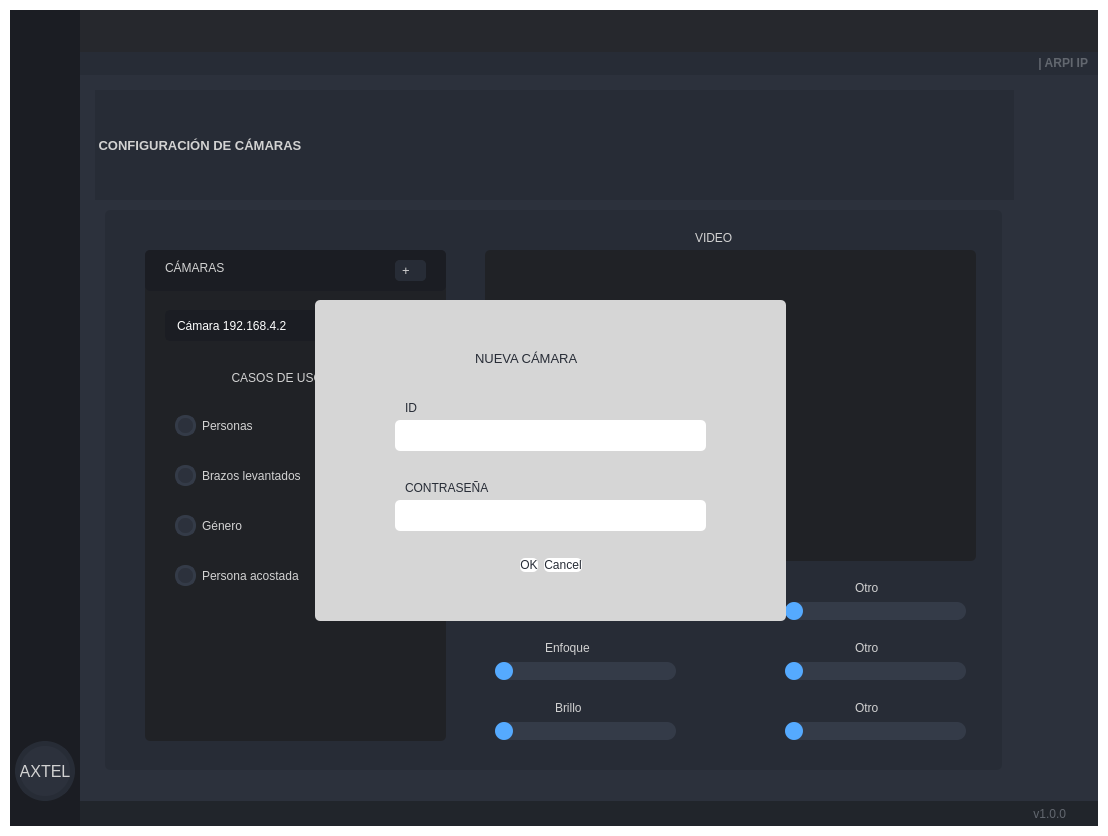
Before: the Qt Designer form interfaz_ARPIIP.ui in AxtelLabs/interfaz_ARPIIP, drawn with Qt 5.
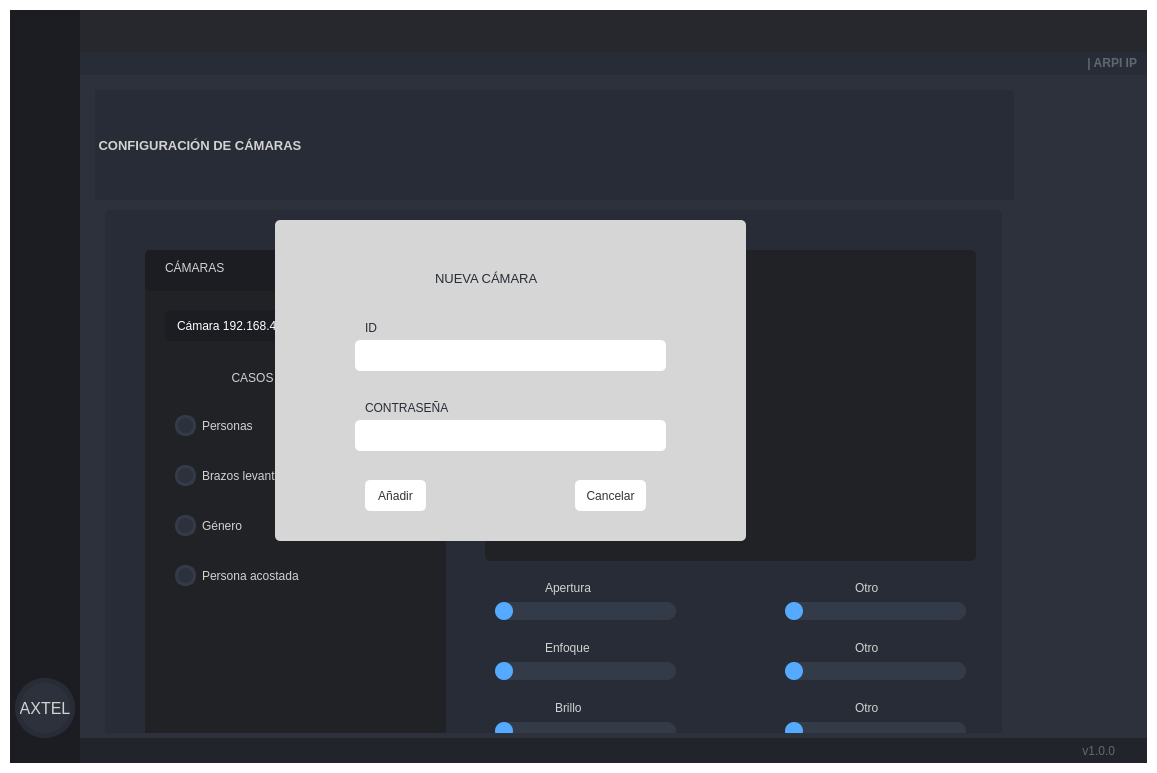
After: the same form once the commit is applied. The open tabs and pages were chosen to show the change. Icons and pictures are not drawn.

```diff
--- a/interfaz_ARPIIP.ui
+++ b/interfaz_ARPIIP.ui
@@ -7,8 +7,8 @@
    <rect>
     <x>0</x>
     <y>0</y>
-    <width>1108</width>
-    <height>836</height>
+    <width>1157</width>
+    <height>773</height>
    </rect>
   </property>
   <property name="minimumSize">
@@ -2522,25 +2522,17 @@
                        <property name="frameShadow">
                         <enum>QFrame::Raised</enum>
                        </property>
-                       <widget class="QLabel" name="label_22">
+                       <widget class="QPushButton" name="moreCamsButton">
                         <property name="geometry">
                          <rect>
                           <x>0</x>
                           <y>0</y>
-                          <width>31</width>
-                          <height>21</height>
+                          <width>21</width>
+                          <height>20</height>
                          </rect>
                         </property>
-                        <property name="font">
-                         <font>
-                          <family>Segoe UI</family>
-                          <pointsize>10</pointsize>
-                          <weight>50</weight>
-                          <bold>false</bold>
-                         </font>
-                        </property>
                         <property name="text">
-                         <string>  +</string>
+                         <string>+</string>
                         </property>
                        </widget>
                       </widget>
@@ -2704,8 +2696,8 @@
                     <widget class="QFrame" name="frame_12">
                      <property name="geometry">
                       <rect>
-                       <x>210</x>
-                       <y>90</y>
+                       <x>170</x>
+                       <y>10</y>
                        <width>471</width>
                        <height>321</height>
                       </rect>
@@ -2811,23 +2803,189 @@
                        <string>CONTRASEÑA</string>
                       </property>
                      </widget>
-                     <widget class="QDialogButtonBox" name="buttonBox">
+                     <widget class="QPushButton" name="addCam">
+                      <property name="enabled">
+                       <bool>true</bool>
+                      </property>
                       <property name="geometry">
                        <rect>
-                        <x>80</x>
-                        <y>240</y>
-                        <width>311</width>
-                        <height>51</height>
+                        <x>90</x>
+                        <y>260</y>
+                        <width>61</width>
+                        <height>31</height>
                        </rect>
                       </property>
-                      <property name="font">
-                       <font>
-                        <family>MS Shell Dlg 2</family>
-                        <pointsize>10</pointsize>
-                        <weight>50</weight>
-                        <italic>false</italic>
-                        <bold>false</bold>
-                       </font>
+                      <property name="palette">
+                       <palette>
+                        <active>
+                         <colorrole role="WindowText">
+                          <brush brushstyle="SolidPattern">
+                           <color alpha="255">
+                            <red>52</red>
+                            <green>52</green>
+                            <blue>53</blue>
+                           </color>
+                          </brush>
+                         </colorrole>
+                         <colorrole role="Button">
+                          <brush brushstyle="SolidPattern">
+                           <color alpha="255">
+                            <red>255</red>
+                            <green>255</green>
+                            <blue>255</blue>
+                           </color>
+                          </brush>
+                         </colorrole>
+                         <colorrole role="Text">
+                          <brush brushstyle="SolidPattern">
+                           <color alpha="255">
+                            <red>52</red>
+                            <green>52</green>
+                            <blue>53</blue>
+                           </color>
+                          </brush>
+                         </colorrole>
+                         <colorrole role="ButtonText">
+                          <brush brushstyle="SolidPattern">
+                           <color alpha="255">
+                            <red>52</red>
+                            <green>52</green>
+                            <blue>53</blue>
+                           </color>
+                          </brush>
+                         </colorrole>
+                         <colorrole role="Base">
+                          <brush brushstyle="SolidPattern">
+                           <color alpha="255">
+                            <red>255</red>
+                            <green>255</green>
+                            <blue>255</blue>
+                           </color>
+                          </brush>
+                         </colorrole>
+                         <colorrole role="Window">
+                          <brush brushstyle="SolidPattern">
+                           <color alpha="255">
+                            <red>255</red>
+                            <green>255</green>
+                            <blue>255</blue>
+                           </color>
+                          </brush>
+                         </colorrole>
+                        </active>
+                        <inactive>
+                         <colorrole role="WindowText">
+                          <brush brushstyle="SolidPattern">
+                           <color alpha="255">
+                            <red>52</red>
+                            <green>52</green>
+                            <blue>53</blue>
+                           </color>
+                          </brush>
+                         </colorrole>
+                         <colorrole role="Button">
+                          <brush brushstyle="SolidPattern">
+                           <color alpha="255">
+                            <red>255</red>
+                            <green>255</green>
+                            <blue>255</blue>
+                           </color>
+                          </brush>
+                         </colorrole>
+                         <colorrole role="Text">
+                          <brush brushstyle="SolidPattern">
+                           <color alpha="255">
+                            <red>52</red>
+                            <green>52</green>
+                            <blue>53</blue>
+                           </color>
+                          </brush>
+                         </colorrole>
+                         <colorrole role="ButtonText">
+                          <brush brushstyle="SolidPattern">
+                           <color alpha="255">
+                            <red>52</red>
+                            <green>52</green>
+                            <blue>53</blue>
+                           </color>
+                          </brush>
+                         </colorrole>
+                         <colorrole role="Base">
+                          <brush brushstyle="SolidPattern">
+                           <color alpha="255">
+                            <red>255</red>
+                            <green>255</green>
+                            <blue>255</blue>
+                           </color>
+                          </brush>
+                         </colorrole>
+                         <colorrole role="Window">
+                          <brush brushstyle="SolidPattern">
+                           <color alpha="255">
+                            <red>255</red>
+                            <green>255</green>
+                            <blue>255</blue>
+                           </color>
+                          </brush>
+                         </colorrole>
+                        </inactive>
+                        <disabled>
+                         <colorrole role="WindowText">
+                          <brush brushstyle="SolidPattern">
+                           <color alpha="255">
+                            <red>52</red>
+                            <green>52</green>
+                            <blue>53</blue>
+                           </color>
+                          </brush>
+                         </colorrole>
+                         <colorrole role="Button">
+                          <brush brushstyle="SolidPattern">
+                           <color alpha="255">
+                            <red>255</red>
+                            <green>255</green>
+                            <blue>255</blue>
+                           </color>
+                          </brush>
+                         </colorrole>
+                         <colorrole role="Text">
+                          <brush brushstyle="SolidPattern">
+                           <color alpha="255">
+                            <red>52</red>
+                            <green>52</green>
+                            <blue>53</blue>
+                           </color>
+                          </brush>
+                         </colorrole>
+                         <colorrole role="ButtonText">
+                          <brush brushstyle="SolidPattern">
+                           <color alpha="255">
+                            <red>52</red>
+                            <green>52</green>
+                            <blue>53</blue>
+                           </color>
+                          </brush>
+                         </colorrole>
+                         <colorrole role="Base">
+                          <brush brushstyle="SolidPattern">
+                           <color alpha="255">
+                            <red>255</red>
+                            <green>255</green>
+                            <blue>255</blue>
+                           </color>
+                          </brush>
+                         </colorrole>
+                         <colorrole role="Window">
+                          <brush brushstyle="SolidPattern">
+                           <color alpha="255">
+                            <red>255</red>
+                            <green>255</green>
+                            <blue>255</blue>
+                           </color>
+                          </brush>
+                         </colorrole>
+                        </disabled>
+                       </palette>
                       </property>
                       <property name="contextMenuPolicy">
                        <enum>Qt::DefaultContextMenu</enum>
@@ -2836,20 +2994,216 @@
                        <bool>false</bool>
                       </property>
                       <property name="styleSheet">
-                       <string notr="true">color: rgb(39, 44, 54);
-border-color: rgb(255, 255, 255);
-background-color: rgb(255, 255, 255);
-font: 10pt &quot;MS Shell Dlg 2&quot;;</string>
+                       <string notr="true">background-color: rgb(255, 255, 255);
+color: rgb(52, 52, 53);</string>
                       </property>
-                      <property name="orientation">
-                       <enum>Qt::Horizontal</enum>
+                      <property name="text">
+                       <string>Añadir</string>
                       </property>
-                      <property name="standardButtons">
-                       <set>QDialogButtonBox::Cancel|QDialogButtonBox::Ok</set>
-                      </property>
-                      <property name="centerButtons">
+                     </widget>
+                     <widget class="QPushButton" name="closePop">
+                      <property name="enabled">
                        <bool>true</bool>
                       </property>
+                      <property name="geometry">
+                       <rect>
+                        <x>300</x>
+                        <y>260</y>
+                        <width>71</width>
+                        <height>31</height>
+                       </rect>
+                      </property>
+                      <property name="palette">
+                       <palette>
+                        <active>
+                         <colorrole role="WindowText">
+                          <brush brushstyle="SolidPattern">
+                           <color alpha="255">
+                            <red>52</red>
+                            <green>52</green>
+                            <blue>53</blue>
+                           </color>
+                          </brush>
+                         </colorrole>
+                         <colorrole role="Button">
+                          <brush brushstyle="SolidPattern">
+                           <color alpha="255">
+                            <red>255</red>
+                            <green>255</green>
+                            <blue>255</blue>
+                           </color>
+                          </brush>
+                         </colorrole>
+                         <colorrole role="Text">
+                          <brush brushstyle="SolidPattern">
+                           <color alpha="255">
+                            <red>52</red>
+                            <green>52</green>
+                            <blue>53</blue>
+                           </color>
+                          </brush>
+                         </colorrole>
+                         <colorrole role="ButtonText">
+                          <brush brushstyle="SolidPattern">
+                           <color alpha="255">
+                            <red>52</red>
+                            <green>52</green>
+                            <blue>53</blue>
+                           </color>
+                          </brush>
+                         </colorrole>
+                         <colorrole role="Base">
+                          <brush brushstyle="SolidPattern">
+                           <color alpha="255">
+                            <red>255</red>
+                            <green>255</green>
+                            <blue>255</blue>
+                           </color>
+                          </brush>
+                         </colorrole>
+                         <colorrole role="Window">
+                          <brush brushstyle="SolidPattern">
+                           <color alpha="255">
+                            <red>255</red>
+                            <green>255</green>
+                            <blue>255</blue>
+                           </color>
+                          </brush>
+                         </colorrole>
+                        </active>
+                        <inactive>
+                         <colorrole role="WindowText">
+                          <brush brushstyle="SolidPattern">
+                           <color alpha="255">
+                            <red>52</red>
+                            <green>52</green>
+                            <blue>53</blue>
+                           </color>
+                          </brush>
+                         </colorrole>
+                         <colorrole role="Button">
+                          <brush brushstyle="SolidPattern">
+                           <color alpha="255">
+                            <red>255</red>
+                            <green>255</green>
+                            <blue>255</blue>
+                           </color>
+                          </brush>
+                         </colorrole>
+                         <colorrole role="Text">
+                          <brush brushstyle="SolidPattern">
+                           <color alpha="255">
+                            <red>52</red>
+                            <green>52</green>
+                            <blue>53</blue>
+                           </color>
+                          </brush>
+                         </colorrole>
+                         <colorrole role="ButtonText">
+                          <brush brushstyle="SolidPattern">
+                           <color alpha="255">
+                            <red>52</red>
+                            <green>52</green>
+                            <blue>53</blue>
+                           </color>
+                          </brush>
+                         </colorrole>
+                         <colorrole role="Base">
+                          <brush brushstyle="SolidPattern">
+                           <color alpha="255">
+                            <red>255</red>
+                            <green>255</green>
+                            <blue>255</blue>
+                           </color>
+                          </brush>
+                         </colorrole>
+                         <colorrole role="Window">
+                          <brush brushstyle="SolidPattern">
+                           <color alpha="255">
+                            <red>255</red>
+                            <green>255</green>
+                            <blue>255</blue>
+                           </color>
+                          </brush>
+                         </colorrole>
+                        </inactive>
+                        <disabled>
+                         <colorrole role="WindowText">
+                          <brush brushstyle="SolidPattern">
+                           <color alpha="255">
+                            <red>52</red>
+                            <green>52</green>
+                            <blue>53</blue>
+                           </color>
+                          </brush>
+                         </colorrole>
+                         <colorrole role="Button">
+                          <brush brushstyle="SolidPattern">
+                           <color alpha="255">
+                            <red>255</red>
+                            <green>255</green>
+                            <blue>255</blue>
+                           </color>
+                          </brush>
+                         </colorrole>
+                         <colorrole role="Text">
+                          <brush brushstyle="SolidPattern">
+                           <color alpha="255">
+                            <red>52</red>
+                            <green>52</green>
+                            <blue>53</blue>
+                           </color>
+                          </brush>
+                         </colorrole>
+                         <colorrole role="ButtonText">
+                          <brush brushstyle="SolidPattern">
+                           <color alpha="255">
+                            <red>52</red>
+                            <green>52</green>
+                            <blue>53</blue>
+                           </color>
+                          </brush>
+                         </colorrole>
+                         <colorrole role="Base">
+                          <brush brushstyle="SolidPattern">
+                           <color alpha="255">
+                            <red>255</red>
+                            <green>255</green>
+                            <blue>255</blue>
+                           </color>
+                          </brush>
+                         </colorrole>
+                         <colorrole role="Window">
+                          <brush brushstyle="SolidPattern">
+                           <color alpha="255">
+                            <red>255</red>
+                            <green>255</green>
+                            <blue>255</blue>
+                           </color>
+                          </brush>
+                         </colorrole>
+                        </disabled>
+                       </palette>
+                      </property>
+                      <property name="focusPolicy">
+                       <enum>Qt::ClickFocus</enum>
+                      </property>
+                      <property name="toolTip">
+                       <string>&lt;html&gt;&lt;head/&gt;&lt;body&gt;&lt;p align=&quot;center&quot;&gt;&lt;br/&gt;&lt;/p&gt;&lt;/body&gt;&lt;/html&gt;</string>
+                      </property>
+                      <property name="whatsThis">
+                       <string>&lt;html&gt;&lt;head/&gt;&lt;body&gt;&lt;p&gt;a button&lt;/p&gt;&lt;/body&gt;&lt;/html&gt;</string>
+                      </property>
+                      <property name="autoFillBackground">
+                       <bool>false</bool>
+                      </property>
+                      <property name="styleSheet">
+                       <string notr="true">background-color: rgb(255, 255, 255);
+color: rgb(52, 52, 53);</string>
+                      </property>
+                      <property name="text">
+                       <string>Cancelar</string>
+                      </property>
                      </widget>
                     </widget>
                    </widget>
```
Left out of the diff: 106 changed lines with no effect on the pictures.
